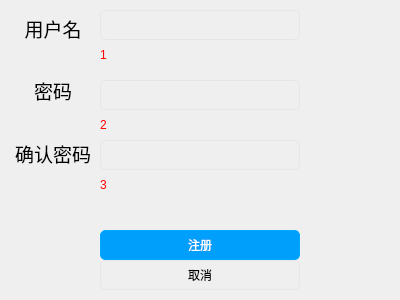
This is Pro1 mk34/register_form.ui in KamChiHei/330 as Qt 5 draws it before an edit. The edited form follows.
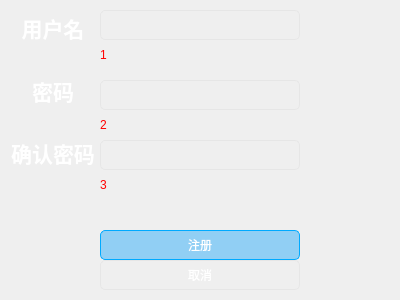
This is the edited form. Icons and pictures are not drawn.

What changed in the file:
```diff
--- a/Pro1 mk34/register_form.ui
+++ b/Pro1 mk34/register_form.ui
@@ -97,16 +97,13 @@
    </property>
    <property name="styleSheet">
     <string notr="true">QPushButton {
-	
-	
-	
-	background-color: rgb(0, 159, 252);
-    
-	
-	font: 14pt &quot;黑体&quot;;
-	
+	font: 700 20pt &quot;微软雅黑&quot;;
 	color: rgb(255, 255, 255);
-border: 1px solid rgb(0, 170, 255); 
+
+
+background-color: rgba(0, 159, 252,100);
+
+   border: 1px solid rgb(0, 170, 255); 
     border-radius: 5px;
 }
 
@@ -134,8 +131,8 @@
    <property name="styleSheet">
     <string notr="true">QPushButton {
 		
-	font: 14pt &quot;黑体&quot;;
-	color: rgb(0, 0, 0);
+	font: 700 20pt &quot;微软雅黑&quot;;
+	color: rgb(255, 255, 255);
 border: 1px solid  rgb(230, 230, 230);
     border-radius: 5px;
 }
@@ -215,10 +212,16 @@
      <widget class="QLabel" name="label">
       <property name="font">
        <font>
-        <family>黑体</family>
-        <pointsize>14</pointsize>
+        <family>微软雅黑</family>
+        <pointsize>16</pointsize>
+        <italic>false</italic>
+        <bold>true</bold>
        </font>
       </property>
+      <property name="styleSheet">
+       <string notr="true">font: 700 16pt &quot;微软雅黑&quot;;
+	color: rgb(255, 255, 255);</string>
+      </property>
       <property name="text">
        <string>用户名</string>
       </property>
@@ -231,10 +234,16 @@
      <widget class="QLabel" name="label_2">
       <property name="font">
        <font>
-        <family>黑体</family>
-        <pointsize>14</pointsize>
+        <family>微软雅黑</family>
+        <pointsize>16</pointsize>
+        <italic>false</italic>
+        <bold>true</bold>
        </font>
       </property>
+      <property name="styleSheet">
+       <string notr="true">font: 700 16pt &quot;微软雅黑&quot;;
+	color: rgb(255, 255, 255);</string>
+      </property>
       <property name="text">
        <string>密码</string>
       </property>
@@ -247,10 +256,16 @@
      <widget class="QLabel" name="label_3">
       <property name="font">
        <font>
-        <family>黑体</family>
-        <pointsize>14</pointsize>
+        <family>微软雅黑</family>
+        <pointsize>16</pointsize>
+        <italic>false</italic>
+        <bold>true</bold>
        </font>
       </property>
+      <property name="styleSheet">
+       <string notr="true">font: 700 16pt &quot;微软雅黑&quot;;
+	color: rgb(255, 255, 255);</string>
+      </property>
       <property name="text">
        <string>确认密码</string>
       </property>
```
Left out of the diff: 12 changed lines with no effect on the pictures.
